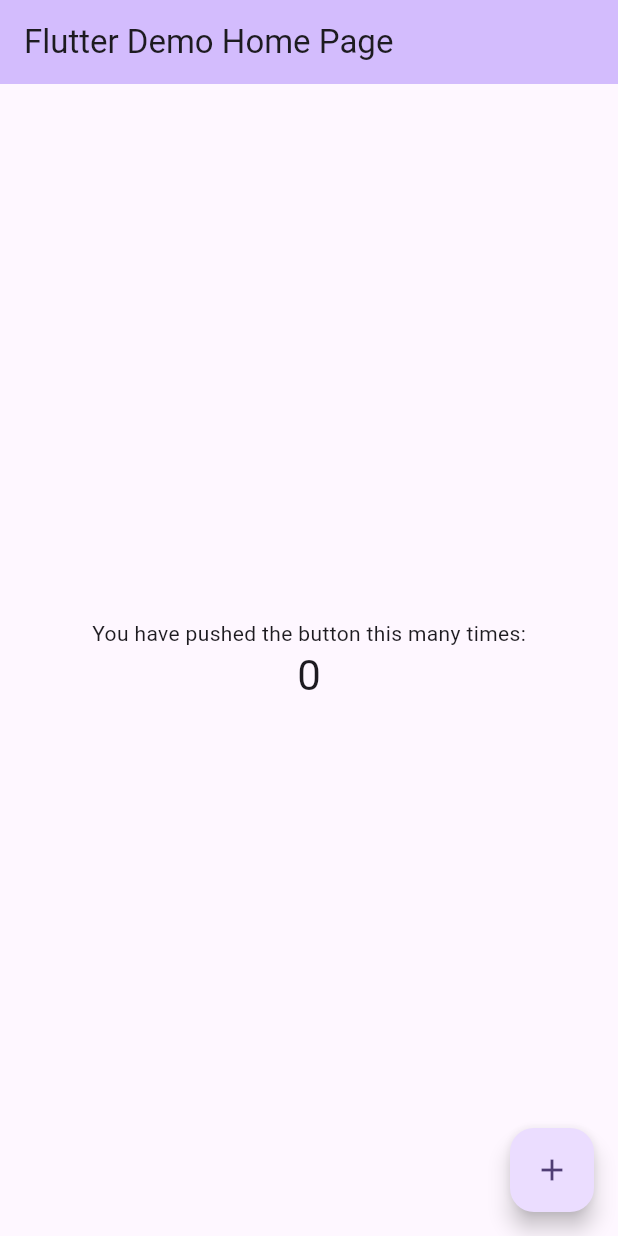
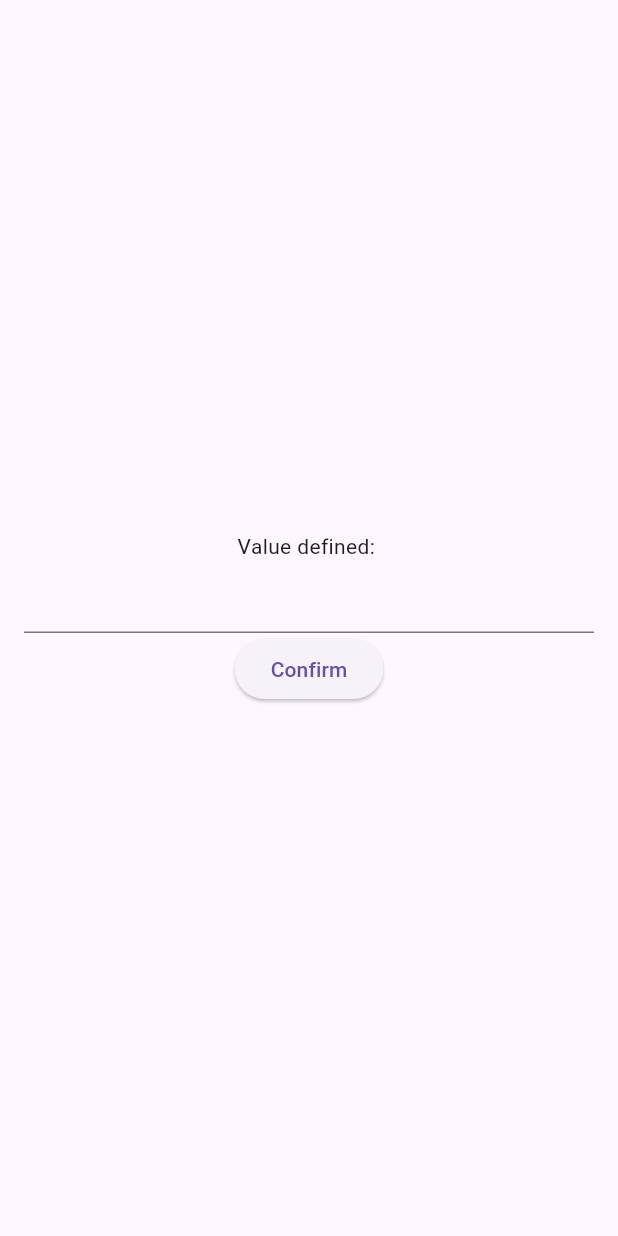
Before and after one commit to erickitomaz/getx-example, a Flutter app: the screen it shows after launch, on a phone screen of 412 x 824 dp. Run offline on Flutter 3.47's test engine with Material 3 defaults, Android fonts, the phone set to English and light mode, and no system bars; our stand-ins replace get.

Commit message:
State management with GetBuilder

```diff
--- a/lib/main.dart
+++ b/lib/main.dart
@@ -1,4 +1,6 @@
 import 'package:flutter/material.dart';
+import 'package:get/get_state_manager/src/simple/get_state.dart';
+import 'package:getx_example/value_controller.dart';
 
 void main() {
   runApp(const MyApp());
@@ -7,119 +9,62 @@ void main() {
 class MyApp extends StatelessWidget {
   const MyApp({super.key});
 
-  // This widget is the root of your application.
   @override
   Widget build(BuildContext context) {
     return MaterialApp(
       title: 'Flutter Demo',
-      theme: ThemeData(
-        // This is the theme of your application.
-        //
-        // TRY THIS: Try running your application with "flutter run". You'll see
-        // the application has a purple toolbar. Then, without quitting the app,
-        // try changing the seedColor in the colorScheme below to Colors.green
-        // and then invoke "hot reload" (save your changes or press the "hot
-        // reload" button in a Flutter-supported IDE, or press "r" if you used
-        // the command line to start the app).
-        //
-        // Notice that the counter didn't reset back to zero; the application
-        // state is not lost during the reload. To reset the state, use hot
-        // restart instead.
-        //
-        // This works for code too, not just values: Most code changes can be
-        // tested with just a hot reload.
-        colorScheme: ColorScheme.fromSeed(seedColor: Colors.deepPurple),
-        useMaterial3: true,
-      ),
-      home: const MyHomePage(title: 'Flutter Demo Home Page'),
+      theme: ThemeData(),
+      home: HomePage(),
     );
   }
 }
 
-class MyHomePage extends StatefulWidget {
-  const MyHomePage({super.key, required this.title});
+class HomePage extends StatelessWidget {
+  HomePage({super.key});
 
-  // This widget is the home page of your application. It is stateful, meaning
-  // that it has a State object (defined below) that contains fields that affect
-  // how it looks.
-
-  // This class is the configuration for the state. It holds the values (in this
-  // case the title) provided by the parent (in this case the App widget) and
-  // used by the build method of the State. Fields in a Widget subclass are
-  // always marked "final".
-
-  final String title;
-
-  @override
-  State<MyHomePage> createState() => _MyHomePageState();
-}
-
-class _MyHomePageState extends State<MyHomePage> {
-  int _counter = 0;
-
-  void _incrementCounter() {
-    setState(() {
-      // This call to setState tells the Flutter framework that something has
-      // changed in this State, which causes it to rerun the build method below
-      // so that the display can reflect the updated values. If we changed
-      // _counter without calling setState(), then the build method would not be
-      // called again, and so nothing would appear to happen.
-      _counter++;
-    });
-  }
+  final textController = TextEditingController();
+  final valueController = ValueController();
 
   @override
   Widget build(BuildContext context) {
-    // This method is rerun every time setState is called, for instance as done
-    // by the _incrementCounter method above.
-    //
-    // The Flutter framework has been optimized to make rerunning build methods
-    // fast, so that you can just rebuild anything that needs updating rather
-    // than having to individually change instances of widgets.
     return Scaffold(
-      appBar: AppBar(
-        // TRY THIS: Try changing the color here to a specific color (to
-        // Colors.amber, perhaps?) and trigger a hot reload to see the AppBar
-        // change color while the other colors stay the same.
-        backgroundColor: Theme.of(context).colorScheme.inversePrimary,
-        // Here we take the value from the MyHomePage object that was created by
-        // the App.build method, and use it to set our appbar title.
-        title: Text(widget.title),
-      ),
-      body: Center(
-        // Center is a layout widget. It takes a single child and positions it
-        // in the middle of the parent.
+      body: Padding(
+        padding: const EdgeInsets.all(16),
         child: Column(
-          // Column is also a layout widget. It takes a list of children and
-          // arranges them vertically. By default, it sizes itself to fit its
-          // children horizontally, and tries to be as tall as its parent.
-          //
-          // Column has various properties to control how it sizes itself and
-          // how it positions its children. Here we use mainAxisAlignment to
-          // center the children vertically; the main axis here is the vertical
-          // axis because Columns are vertical (the cross axis would be
-          // horizontal).
-          //
-          // TRY THIS: Invoke "debug painting" (choose the "Toggle Debug Paint"
-          // action in the IDE, or press "p" in the console), to see the
-          // wireframe for each widget.
           mainAxisAlignment: MainAxisAlignment.center,
-          children: <Widget>[
-            const Text(
-              'You have pushed the button this many times:',
+          children: [
+            // value
+            GetBuilder<ValueController>(
+              init: valueController, // attention
+              builder: (controller) {
+                return Text('Value defined: ${controller.definedValue}');
+              },
             ),
-            Text(
-              '$_counter',
-              style: Theme.of(context).textTheme.headlineMedium,
+
+            // textfield
+            TextField(
+              controller: textController,
+            ),
+
+            // btn
+            GetBuilder<ValueController>(
+              init: valueController,
+              builder: (controller) {
+                return controller.isLoading
+                    ? const CircularProgressIndicator()
+                    : ElevatedButton(
+                        onPressed: () {
+                          String value = textController.text;
+
+                          valueController.setValue(value);
+                        },
+                        child: const Text('Confirm'),
+                      );
+              },
             ),
           ],
         ),
       ),
-      floatingActionButton: FloatingActionButton(
-        onPressed: _incrementCounter,
-        tooltip: 'Increment',
-        child: const Icon(Icons.add),
-      ), // This trailing comma makes auto-formatting nicer for build methods.
     );
   }
 }
--- /dev/null
+++ b/lib/value_controller.dart
@@ -0,0 +1,19 @@
+import 'package:get/get_state_manager/get_state_manager.dart';
+
+class ValueController extends GetxController {
+  String definedValue = '';
+
+  bool isLoading = false;
+
+  Future<void> setValue(String value) async {
+    isLoading = true;
+    update();
+
+    await Future.delayed(const Duration(milliseconds: 2000));
+
+    definedValue = value;
+
+    isLoading = false;
+    update();
+  }
+}
--- a/pubspec.yaml
+++ b/pubspec.yaml
@@ -35,6 +35,7 @@ dependencies:
   # The following adds the Cupertino Icons font to your application.
   # Use with the CupertinoIcons class for iOS style icons.
   cupertino_icons: ^1.0.2
+  get: ^4.6.6
 
 dev_dependencies:
   flutter_test:
```
Also changed, not shown: pubspec.lock.
